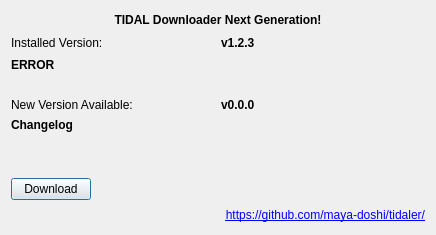
Before: the Qt Designer form tidaler/ui/dialog_version.ui in noxvull/tidaler-nix, drawn with Qt 5.
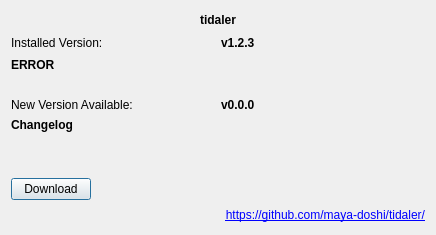
After: the same form once the commit is applied.

Commit message:
branding: oops fixing some more stragglers
never used the gui until fixing bugs for others

The edit to the form file:
```diff
--- a/tidaler/ui/dialog_version.ui
+++ b/tidaler/ui/dialog_version.ui
@@ -40,7 +40,7 @@
       </font>
      </property>
      <property name="text">
-      <string>TIDAL Downloader Next Generation!</string>
+      <string>tidaler</string>
      </property>
      <property name="alignment">
       <set>Qt::AlignCenter</set>
```
The commit also changes 2 other files.
